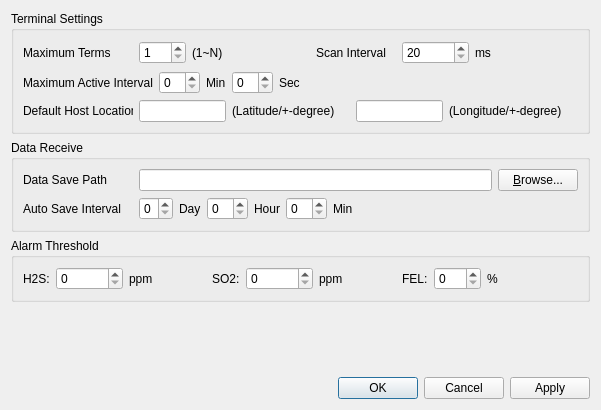
Before: the Qt Designer form GasRemote/MAC/MacCompass/examples/GasInfo/optiondialog.ui in Quenii/ADCEVM, drawn with Qt 5.
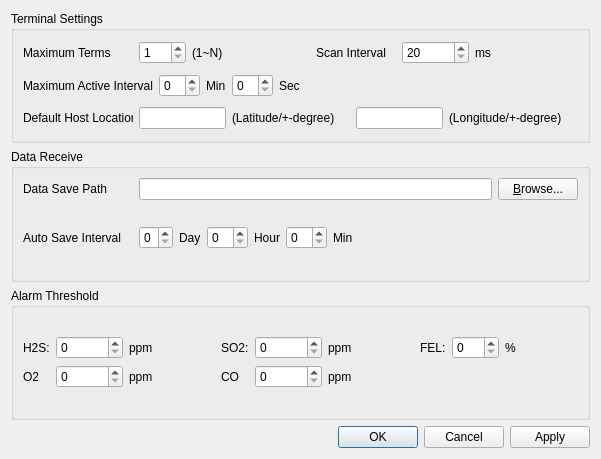
After: the same form once the commit is applied.

Diff of the .ui file:
```diff
--- a/GasRemote/MAC/MacCompass/examples/GasInfo/optiondialog.ui
+++ b/GasRemote/MAC/MacCompass/examples/GasInfo/optiondialog.ui
@@ -7,7 +7,7 @@
     <x>0</x>
     <y>0</y>
     <width>601</width>
-    <height>410</height>
+    <height>459</height>
    </rect>
   </property>
   <property name="windowTitle">
@@ -373,125 +373,177 @@
      <property name="title">
       <string>Alarm Threshold</string>
      </property>
-     <layout class="QHBoxLayout" name="horizontalLayout_5">
-      <item>
+     <layout class="QGridLayout" name="gridLayout_6">
+      <item row="0" column="0">
+       <layout class="QGridLayout" name="gridLayout_5">
+        <item row="0" column="0">
+         <layout class="QGridLayout" name="gridLayout_2">
+          <item row="0" column="0">
        <widget class="QLabel" name="label_6">
         <property name="text">
          <string>H2S:</string>
         </property>
        </widget>
       </item>
-      <item>
+          <item row="0" column="1">
        <widget class="QSpinBox" name="h2sThresSpinBox">
         <property name="maximum">
          <number>1000000</number>
         </property>
        </widget>
       </item>
-      <item>
+          <item row="0" column="2">
        <widget class="QLabel" name="label_15">
         <property name="text">
          <string>ppm</string>
         </property>
        </widget>
       </item>
-      <item>
+          <item row="1" column="0">
+           <widget class="QLabel" name="label_22">
+            <property name="text">
+             <string>O2</string>
+            </property>
+           </widget>
+          </item>
+          <item row="1" column="1">
+           <widget class="QSpinBox" name="o2ThresSpinBox">
+            <property name="maximum">
+             <number>1000000</number>
+            </property>
+           </widget>
+          </item>
+          <item row="1" column="2">
+           <widget class="QLabel" name="label_23">
+            <property name="text">
+             <string>ppm</string>
+            </property>
+           </widget>
+          </item>
+         </layout>
+        </item>
+        <item row="0" column="1">
        <spacer name="horizontalSpacer_5">
         <property name="orientation">
          <enum>Qt::Horizontal</enum>
         </property>
         <property name="sizeHint" stdset="0">
          <size>
-          <width>59</width>
-          <height>20</height>
+            <width>13</width>
+            <height>22</height>
          </size>
         </property>
        </spacer>
       </item>
-      <item>
+        <item row="0" column="2">
+         <layout class="QGridLayout" name="gridLayout_3">
+          <item row="0" column="0">
        <widget class="QLabel" name="label_9">
         <property name="text">
          <string>SO2:</string>
         </property>
        </widget>
       </item>
-      <item>
+          <item row="0" column="1">
        <widget class="QSpinBox" name="so2ThresSpinBox">
         <property name="maximum">
          <number>1000000</number>
         </property>
        </widget>
       </item>
-      <item>
+          <item row="0" column="2">
        <widget class="QLabel" name="label_20">
         <property name="text">
          <string>ppm</string>
         </property>
        </widget>
       </item>
-      <item>
+          <item row="1" column="0">
+           <widget class="QLabel" name="label_24">
+            <property name="text">
+             <string>CO</string>
+            </property>
+           </widget>
+          </item>
+          <item row="1" column="1">
+           <widget class="QSpinBox" name="coThresSpinBox">
+            <property name="maximum">
+             <number>1000000</number>
+            </property>
+           </widget>
+          </item>
+          <item row="1" column="2">
+           <widget class="QLabel" name="label_25">
+            <property name="text">
+             <string>ppm</string>
+            </property>
+           </widget>
+          </item>
+         </layout>
+        </item>
+        <item row="0" column="3">
        <spacer name="horizontalSpacer_6">
         <property name="orientation">
          <enum>Qt::Horizontal</enum>
         </property>
         <property name="sizeHint" stdset="0">
          <size>
-          <width>58</width>
-          <height>20</height>
+            <width>13</width>
+            <height>22</height>
          </size>
         </property>
        </spacer>
       </item>
-      <item>
+        <item row="0" column="4">
+         <layout class="QGridLayout" name="gridLayout_4">
+          <item row="0" column="0">
        <widget class="QLabel" name="label_14">
         <property name="text">
          <string>FEL:</string>
         </property>
        </widget>
       </item>
-      <item>
+          <item row="0" column="1">
        <widget class="QSpinBox" name="felThresSpinBox">
         <property name="maximum">
          <number>100</number>
         </property>
        </widget>
       </item>
-      <item>
+          <item row="0" column="2">
        <widget class="QLabel" name="label_21">
         <property name="text">
          <string>%</string>
         </property>
        </widget>
       </item>
-      <item>
+          <item row="1" column="2">
+           <widget class="QLabel" name="label_26">
+            <property name="text">
+             <string/>
+            </property>
+           </widget>
+          </item>
+         </layout>
+        </item>
+        <item row="0" column="5">
        <spacer name="horizontalSpacer_7">
         <property name="orientation">
          <enum>Qt::Horizontal</enum>
         </property>
         <property name="sizeHint" stdset="0">
          <size>
-          <width>86</width>
-          <height>20</height>
+            <width>38</width>
+            <height>22</height>
          </size>
         </property>
        </spacer>
+        </item>
+       </layout>
       </item>
      </layout>
     </widget>
    </item>
-   <item>
-    <spacer name="verticalSpacer">
-     <property name="orientation">
-      <enum>Qt::Vertical</enum>
-     </property>
-     <property name="sizeHint" stdset="0">
-      <size>
-       <width>20</width>
-       <height>33</height>
-      </size>
-     </property>
-    </spacer>
-   </item>
    <item>
     <widget class="QDialogButtonBox" name="buttonBox">
      <property name="orientation">
```
Lines whose indentation alone changed are shown as unchanged.
